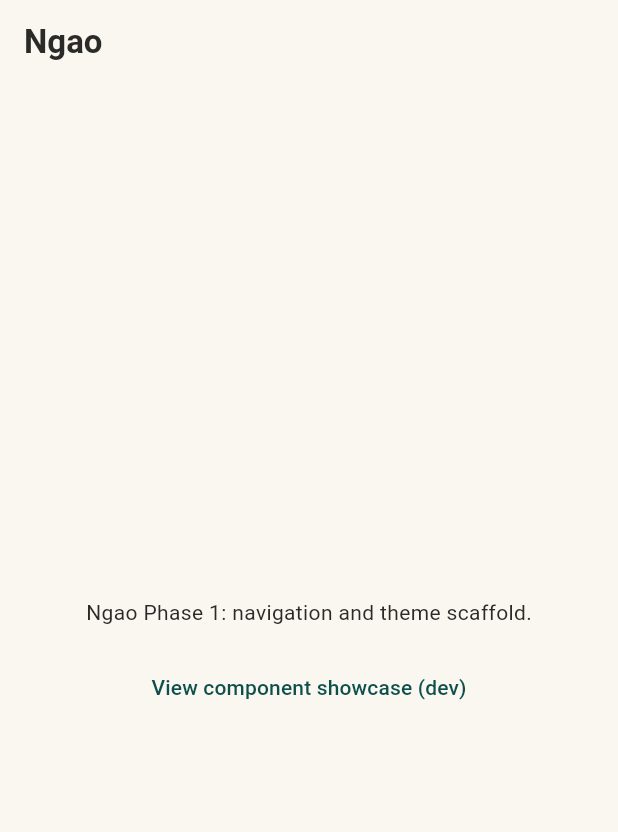
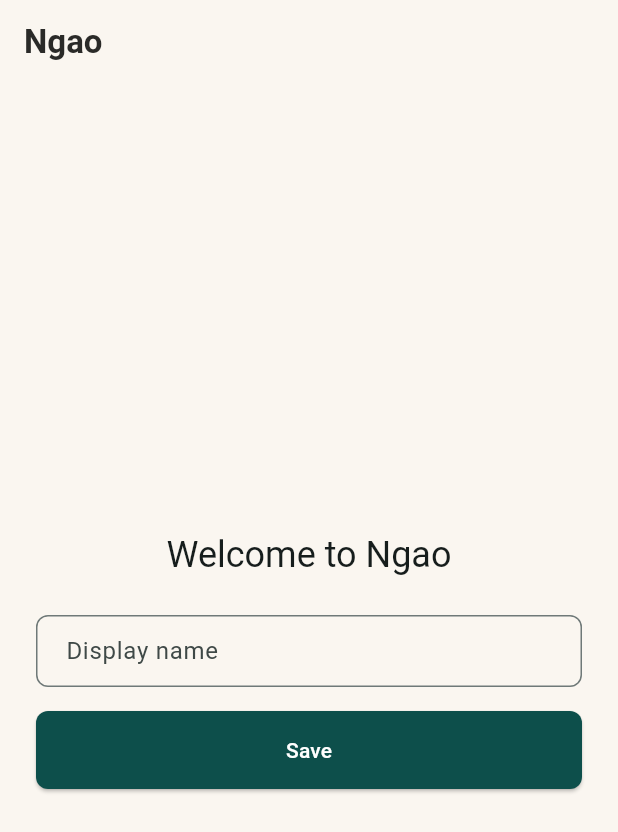
Before and after one commit to M-mutua/ngao, a Flutter app: the screen it shows after launch, on a phone screen of 412 x 824 dp. Shown: the top 832 px of the screen. Run offline on Flutter 3.47's test engine with Material 3 defaults, Android fonts, the phone set to English and light mode, and no system bars; our stand-ins replace drift, drift_flutter, go_router; accounts and stored records are empty; generated files the repository leaves out were written again.

Commit message:
feat(onboarding): wire welcome flow to protection plan persistence

```diff
--- a/lib/app/app.dart
+++ b/lib/app/app.dart
@@ -1,9 +1,17 @@
 import 'package:flutter/material.dart';
+import '../core/storage/repositories/repositories.dart';
 import 'router.dart';
 import 'theme/app_theme.dart';
 
 class NgaoApp extends StatelessWidget {
-  const NgaoApp({super.key});
+  const NgaoApp({
+    super.key,
+    required this.userRepository,
+    required this.protectionPlanRepository,
+  });
+
+  final UserRepository userRepository;
+  final ProtectionPlanRepository protectionPlanRepository;
 
   @override
   Widget build(BuildContext context) {
@@ -11,7 +19,10 @@ class NgaoApp extends StatelessWidget {
       title: 'Ngao',
       debugShowCheckedModeBanner: false,
       theme: AppTheme.light,
-      routerConfig: AppRouter.router,
+      routerConfig: AppRouter.create(
+        userRepository,
+        protectionPlanRepository,
+      ),
     );
   }
 }
--- a/lib/app/router.dart
+++ b/lib/app/router.dart
@@ -1,13 +1,32 @@
 import 'package:go_router/go_router.dart';
+import '../core/storage/repositories/repositories.dart';
 import 'package:ngao/features/home/component_showcase_screen.dart';
 import '../features/home/home_screen.dart';
+import '../features/protection/protection_plan_screen.dart';
+import '../features/onboarding/welcome_screen.dart';
 
 class AppRouter {
-  static final GoRouter router = GoRouter(
+  static GoRouter create(
+    UserRepository userRepository,
+    ProtectionPlanRepository protectionPlanRepository,
+  ) => GoRouter(
     initialLocation: '/',
     routes: [
       GoRoute(
         path: '/',
+        builder: (context, state) => WelcomeScreen(
+          userRepository: userRepository,
+          protectionPlanRepository: protectionPlanRepository,
+        ),
+      ),
+      GoRoute(
+        path: '/protection-plan',
+        builder: (context, state) => ProtectionPlanScreen(
+          protectionPlanRepository: protectionPlanRepository,
+        ),
+      ),
+      GoRoute(
+        path: '/home',
         builder: (context, state) => const HomeScreen(),
       ),
       GoRoute(
--- /dev/null
+++ b/lib/features/onboarding/welcome_screen.dart
@@ -0,0 +1,163 @@
+import 'package:flutter/material.dart';
+import 'package:go_router/go_router.dart';
+
+import '../../core/storage/repositories/repositories.dart';
+import '../../shared/models/user.dart';
+import '../../shared/widgets/ngao_button.dart';
+import '../../shared/widgets/ngao_text_field.dart';
+
+// This assumes Ngao supports exactly one local user profile per device; multi-profile support would require revisiting this identifier scheme.
+const _currentUserId = 'current-user';
+
+class WelcomeScreen extends StatefulWidget {
+  const WelcomeScreen({
+    super.key,
+    required this.userRepository,
+    required this.protectionPlanRepository,
+  });
+
+  final UserRepository userRepository;
+  final ProtectionPlanRepository protectionPlanRepository;
+
+  @override
+  State<WelcomeScreen> createState() => _WelcomeScreenState();
+}
+
+class _WelcomeScreenState extends State<WelcomeScreen> {
+  final _nameController = TextEditingController();
+  String? _savedName;
+  String? _errorText;
+  bool _isLoading = true;
+  bool _isSaving = false;
+
+  @override
+  void initState() {
+    super.initState();
+    _loadUser();
+  }
+
+  Future<void> _loadUser() async {
+    try {
+      final user = await widget.userRepository.findById(_currentUserId);
+      if (!mounted) return;
+
+      if (user != null) {
+        final plan = await widget.protectionPlanRepository.findByUserId(
+          _currentUserId,
+        );
+        if (!mounted) return;
+        context.go(plan == null ? '/protection-plan' : '/home');
+        return;
+      }
+
+      setState(() {
+        _savedName = user?.displayName;
+        _isLoading = false;
+      });
+    } catch (_) {
+      if (!mounted) return;
+
+      setState(() {
+        _errorText = 'Could not load your profile.';
+        _isLoading = false;
+      });
+    }
+  }
+
+  Future<void> _saveUser() async {
+    final displayName = _nameController.text.trim();
+    if (displayName.isEmpty) {
+      setState(() => _errorText = 'Enter a display name.');
+      return;
+    }
+
+    setState(() {
+      _errorText = null;
+      _isSaving = true;
+    });
+
+    try {
+      await widget.userRepository.save(
+        User(
+          id: _currentUserId,
+          displayName: displayName,
+          createdAt: DateTime.now(),
+        ),
+      );
+      if (!mounted) return;
+
+      setState(() {
+        _savedName = displayName;
+        _isSaving = false;
+      });
+      _nameController.clear();
+      if (mounted) context.go('/protection-plan');
+    } catch (_) {
+      if (!mounted) return;
+
+      setState(() {
+        _errorText = 'Could not save your profile.';
+        _isSaving = false;
+      });
+    }
+  }
+
+  @override
+  void dispose() {
+    _nameController.dispose();
+    super.dispose();
+  }
+
+  @override
+  Widget build(BuildContext context) {
+    return Scaffold(
+      appBar: AppBar(title: const Text('Ngao')),
+      body: Center(
+        child: SingleChildScrollView(
+          padding: const EdgeInsets.all(24),
+          child: ConstrainedBox(
+            constraints: const BoxConstraints(maxWidth: 480),
+            child: _isLoading
+                ? const Center(child: CircularProgressIndicator())
+                : _savedName != null
+                    ? Text(
+                        'Welcome back, $_savedName',
+                        style: Theme.of(context).textTheme.headlineSmall,
+                        textAlign: TextAlign.center,
+                      )
+                    : Column(
+                        crossAxisAlignment: CrossAxisAlignment.stretch,
+                        children: [
+                          Text(
+                            'Welcome to Ngao',
+                            style: Theme.of(context).textTheme.headlineSmall,
+                            textAlign: TextAlign.center,
+                          ),
+                          const SizedBox(height: 24),
+                          NgaoTextField(
+                            label: 'Display name',
+                            controller: _nameController,
+                            errorText: _errorText,
+                          ),
+                          const SizedBox(height: 16),
+                          NgaoButton(
+                            label: _isSaving ? 'Saving...' : 'Save',
+                            onPressed: _isSaving ? null : _saveUser,
+                          ),
+                          if (_errorText != null &&
+                              _errorText != 'Enter a display name.')
+                            Padding(
+                              padding: const EdgeInsets.only(top: 16),
+                              child: Text(
+                                _errorText!,
+                                textAlign: TextAlign.center,
+                              ),
+                            ),
+                        ],
+                      ),
+          ),
+        ),
+      ),
+    );
+  }
+}
--- a/lib/shared/widgets/ngao_text_field.dart
+++ b/lib/shared/widgets/ngao_text_field.dart
@@ -1,4 +1,5 @@
 import 'package:flutter/material.dart';
+import 'package:flutter/services.dart';
 import '../../app/theme/design_tokens.dart';
 
 class NgaoTextField extends StatelessWidget {
@@ -7,6 +8,7 @@ class NgaoTextField extends StatelessWidget {
   final String? errorText;
   final TextInputType? keyboardType;
   final bool obscureText;
+  final List<TextInputFormatter>? inputFormatters;
 
   const NgaoTextField({
     super.key,
@@ -15,6 +17,7 @@ class NgaoTextField extends StatelessWidget {
     this.errorText,
     this.keyboardType,
     this.obscureText = false,
+    this.inputFormatters,
   });
 
   @override
@@ -23,6 +26,7 @@ class NgaoTextField extends StatelessWidget {
       controller: controller,
       keyboardType: keyboardType,
       obscureText: obscureText,
+      inputFormatters: inputFormatters,
       decoration: InputDecoration(
         labelText: label,
         errorText: errorText,
```
Also changed, not shown: lib/features/protection/protection_plan_screen.dart (added, +257 -0 lines), lib/main.dart (+12 -1 lines), 1 other file.
